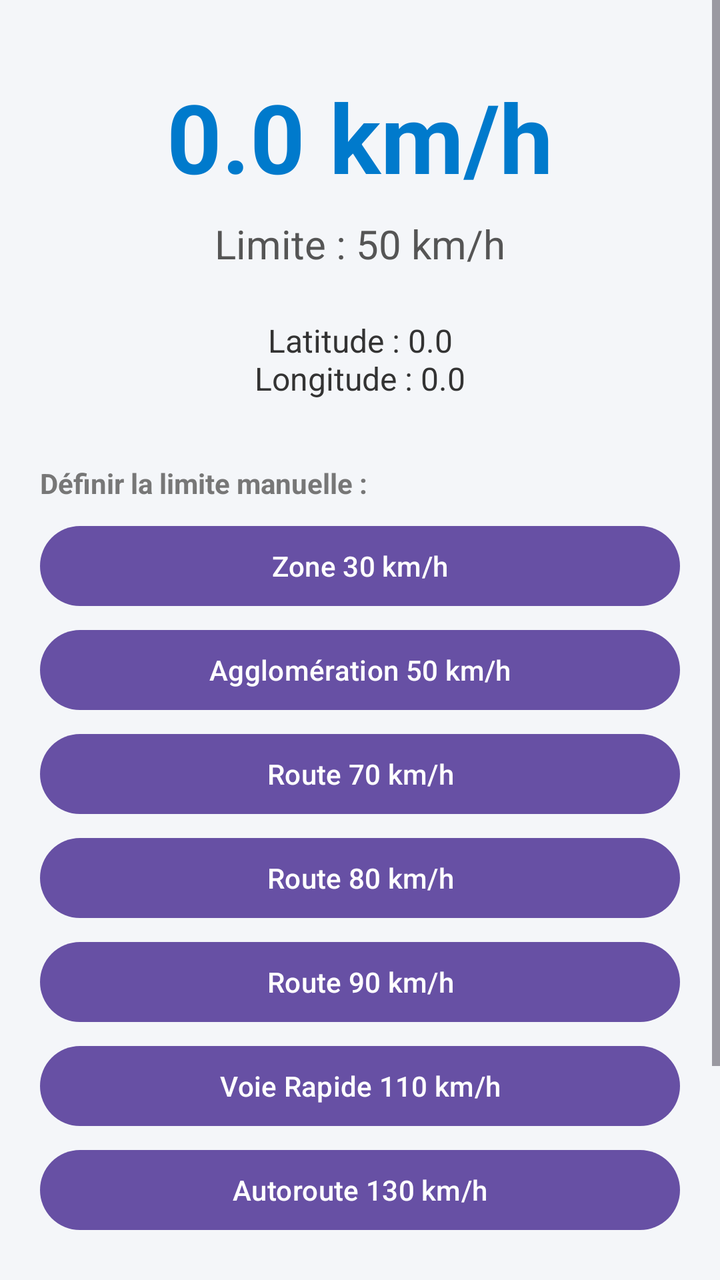
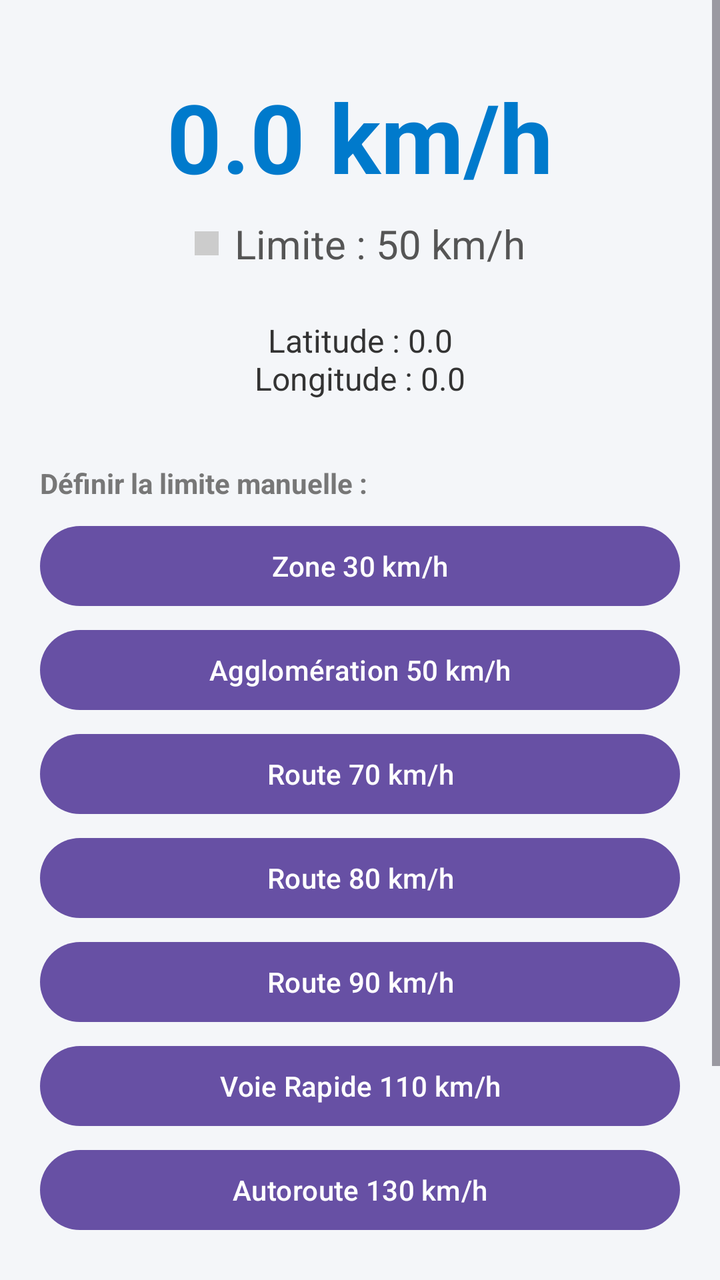

An Android layout rendered at two revisions. The XML below is the earlier revision; the diff shows what the commit changed to produce the second picture.
<!-- AndroidManifest.xml: application theme Theme.GpsApp -->
<!-- res/layout/activity_main.xml -->
<?xml version="1.0" encoding="utf-8"?>
<ScrollView xmlns:android="http://schemas.android.com/apk/res/android"
    android:layout_width="match_parent"
    android:layout_height="match_parent"
    android:fillViewport="true"
    android:background="#F4F6F9">

    <LinearLayout
        android:layout_width="match_parent"
        android:layout_height="wrap_content"
        android:orientation="vertical"
        android:padding="20dp">

        <TextView
            android:id="@+id/tvSpeed"
            android:layout_width="match_parent"
            android:layout_height="wrap_content"
            android:layout_marginTop="16dp"
            android:gravity="center"
            android:text="0.0 km/h"
            android:textColor="#007ACC"
            android:textSize="48sp"
            android:textStyle="bold" />

        <TextView
            android:id="@+id/tvCurrentLimit"
            android:layout_width="match_parent"
            android:layout_height="wrap_content"
            android:layout_marginTop="8dp"
            android:gravity="center"
            android:text="Limite : 50 km/h"
            android:textColor="#555555"
            android:textSize="20sp" />

        <TextView
            android:id="@+id/tvCoordinates"
            android:layout_width="match_parent"
            android:layout_height="wrap_content"
            android:layout_marginTop="24dp"
            android:gravity="center"
            android:text="Latitude : 0.0\nLongitude : 0.0"
            android:textColor="#333333"
            android:textSize="16sp" />

        <TextView
            android:layout_width="match_parent"
            android:layout_height="wrap_content"
            android:layout_marginTop="32dp"
            android:layout_marginBottom="8dp"
            android:text="Définir la limite manuelle :"
            android:textColor="#777777"
            android:textSize="14sp"
            android:textStyle="bold" />

        <Button android:id="@+id/btnLimit30" android:layout_width="match_parent" android:layout_height="wrap_content" android:layout_marginBottom="4dp" android:text="Zone 30 km/h" />
        <Button android:id="@+id/btnLimit50" android:layout_width="match_parent" android:layout_height="wrap_content" android:layout_marginBottom="4dp" android:text="Agglomération 50 km/h" />
        <Button android:id="@+id/btnLimit70" android:layout_width="match_parent" android:layout_height="wrap_content" android:layout_marginBottom="4dp" android:text="Route 70 km/h" />
        <Button android:id="@+id/btnLimit80" android:layout_width="match_parent" android:layout_height="wrap_content" android:layout_marginBottom="4dp" android:text="Route 80 km/h" />
        <Button android:id="@+id/btnLimit90" android:layout_width="match_parent" android:layout_height="wrap_content" android:layout_marginBottom="4dp" android:text="Route 90 km/h" />
        <Button android:id="@+id/btnLimit110" android:layout_width="match_parent" android:layout_height="wrap_content" android:layout_marginBottom="4dp" android:text="Voie Rapide 110 km/h" />
        <Button android:id="@+id/btnLimit130" android:layout_width="match_parent" android:layout_height="wrap_content" android:layout_marginBottom="24dp" android:text="Autoroute 130 km/h" />

        <View
            android:layout_width="match_parent"
            android:layout_height="1dp"
            android:background="#DDDDDD"
            android:layout_marginBottom="16dp" />

        <Button
            android:id="@+id/btnChangeDatabase"
            android:layout_width="match_parent"
            android:layout_height="wrap_content"
            android:layout_marginBottom="16dp"
            android:text="Changer de base"
            android:backgroundTint="#607D8B"
            android:textColor="#FFFFFF" />

        <TextView
            android:id="@+id/tvDbName"
            android:layout_width="match_parent"
            android:layout_height="wrap_content"
            android:gravity="center"
            android:text="Aucune base chargée"
            android:textColor="#999999"
            android:textSize="12sp"
            android:layout_marginTop="8dp"/>

    </LinearLayout>
</ScrollView>
<!-- resources referenced by this layout -->
<resources>
  <style name="Theme.GpsApp" parent="Base.Theme.GpsApp" />
  <style name="Base.Theme.GpsApp" parent="Theme.Material3.DayNight.NoActionBar">
          
          
      </style>
</resources>

<!-- the commit's change to res/layout/activity_main.xml (unified diff, before → after) -->
@@ -22,15 +22,38 @@
             android:textSize="48sp"
             android:textStyle="bold" />
 
-        <TextView
-            android:id="@+id/tvCurrentLimit"
+        <LinearLayout
             android:layout_width="match_parent"
             android:layout_height="wrap_content"
+            android:gravity="center"
+            android:orientation="horizontal"
+            android:layout_marginTop="8dp">
+
+            <View
+                android:id="@+id/viewOsmIndicator"
+                android:layout_width="12dp"
+                android:layout_height="12dp"
+                android:layout_marginEnd="8dp"
+                android:background="#CCCCCC" />
+
+            <TextView
+                android:id="@+id/tvCurrentLimit"
+                android:layout_width="wrap_content"
+                android:layout_height="wrap_content"
+                android:text="Limite : 50 km/h"
+                android:textColor="#555555"
+                android:textSize="20sp" />
+        </LinearLayout>
+
+        <Button
+            android:id="@+id/btnActivateOsm"
+            android:layout_width="wrap_content"
+            android:layout_height="wrap_content"
+            android:layout_gravity="center"
             android:layout_marginTop="8dp"
-            android:gravity="center"
-            android:text="Limite : 50 km/h"
-            android:textColor="#555555"
-            android:textSize="20sp" />
+            android:text="Réactiver mode OSM"
+            android:visibility="gone"
+            android:textSize="12sp" />
 
         <TextView
             android:id="@+id/tvCoordinates"
